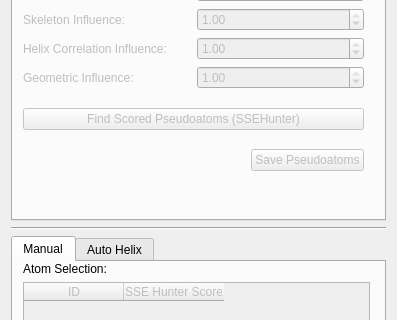
Old version of the form bin/ToolkitGui/ui/ui_dialog_volume_sse_builder.ui in the repository GorgonCryoEM/Gorgon; both pictures show x 0 to 397 and y 161 to 481 of the 397 by 759 pixel window.
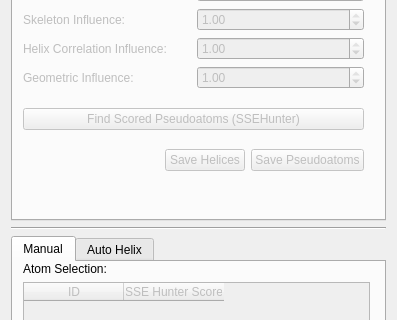
New version of the form.

Diff of the .ui file:
```diff
--- a/bin/ToolkitGui/ui/ui_dialog_volume_sse_builder.ui
+++ b/bin/ToolkitGui/ui/ui_dialog_volume_sse_builder.ui
@@ -232,6 +232,16 @@
             </property>
            </spacer>
           </item>
+          <item>
+           <widget class="QPushButton" name="pushButtonSaveHelices">
+            <property name="enabled">
+             <bool>false</bool>
+            </property>
+            <property name="text">
+             <string>Save Helices</string>
+            </property>
+           </widget>
+          </item>
           <item>
            <widget class="QPushButton" name="pushButtonSavePseudoatoms">
             <property name="enabled">
```
